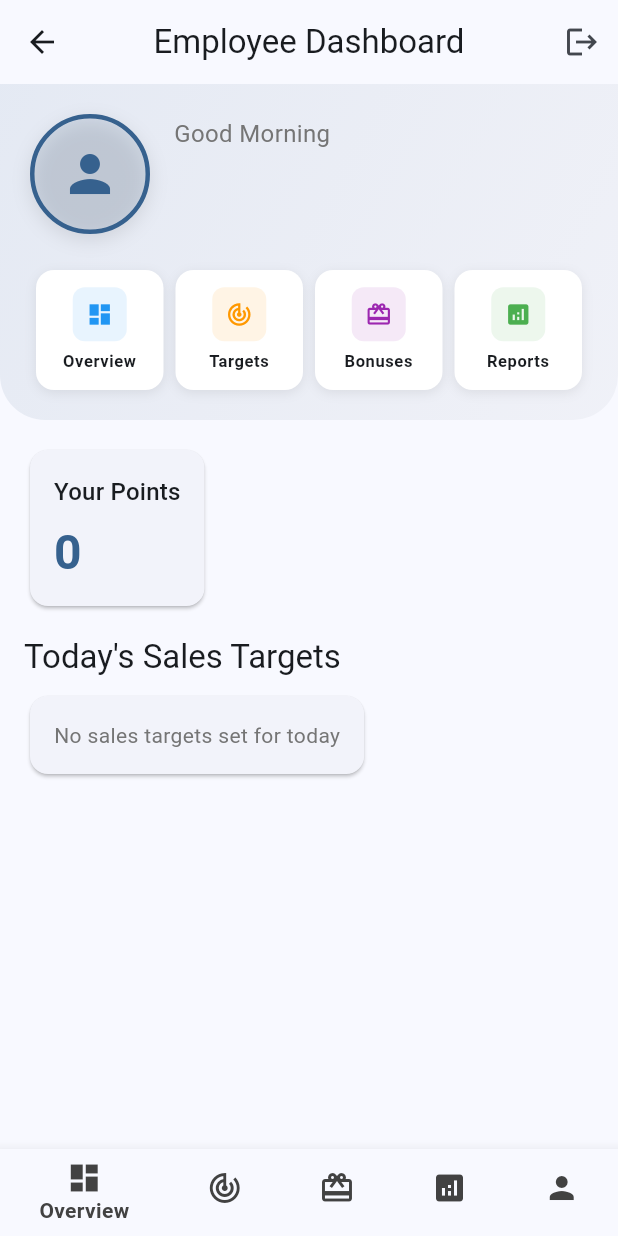
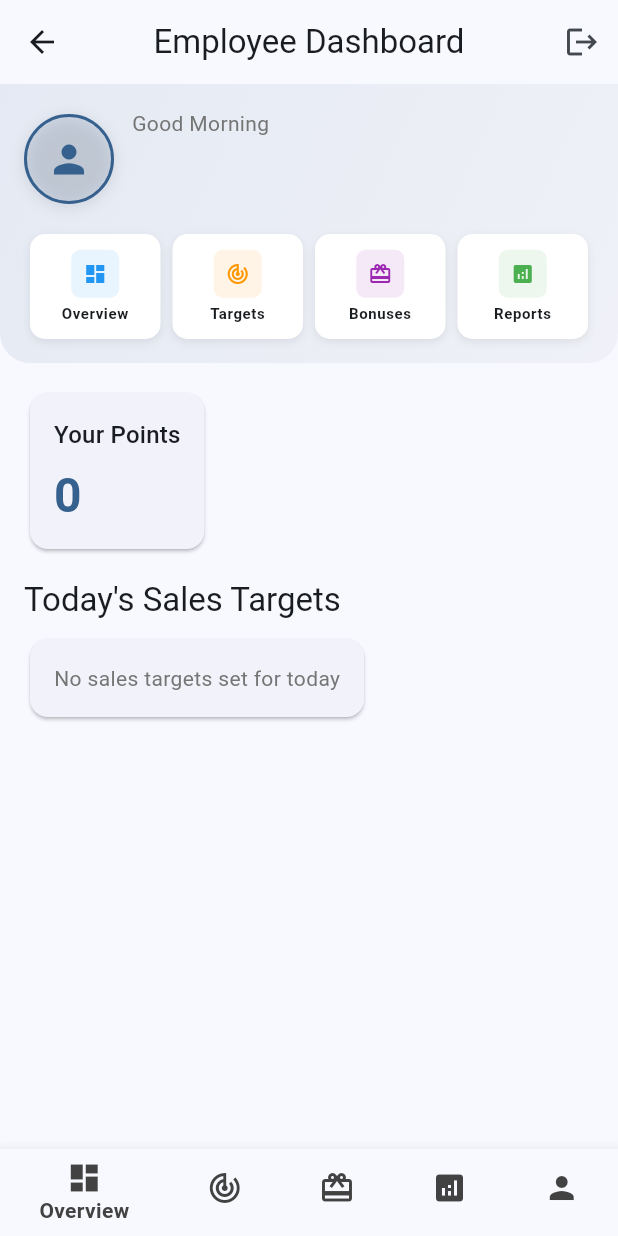
Before and after one commit to Kallikrist/Bonuses, a Flutter app: the EmployeeDashboard screen opened directly, on a phone screen of 412 x 824 dp. Run offline on Flutter 3.47's test engine with Material 3 defaults, Android fonts, the phone set to English and light mode, and no system bars; our stand-ins replace shared_preferences; accounts and stored records are empty.

Commit message:
fix: Make profile header more compact to prevent overflow
- Reduce padding and spacing in profile header
- Make profile picture smaller (60x60 instead of 80x80)
- Reduce action button height and icon sizes
- Optimize text sizes for better mobile layout
- Fix layout overflow issues

```diff
--- a/lib/widgets/profile_header_widget.dart
+++ b/lib/widgets/profile_header_widget.dart
@@ -19,7 +19,7 @@ class ProfileHeaderWidget extends StatelessWidget {
   @override
   Widget build(BuildContext context) {
     return Container(
-      padding: const EdgeInsets.all(20),
+      padding: const EdgeInsets.all(16),
       decoration: BoxDecoration(
         gradient: LinearGradient(
           begin: Alignment.topLeft,
@@ -30,15 +30,15 @@ class ProfileHeaderWidget extends StatelessWidget {
           ],
         ),
         borderRadius: const BorderRadius.only(
-          bottomLeft: Radius.circular(30),
-          bottomRight: Radius.circular(30),
+          bottomLeft: Radius.circular(20),
+          bottomRight: Radius.circular(20),
         ),
       ),
       child: Column(
         children: [
           // Profile Picture and Greeting
           _buildProfileSection(context),
-          const SizedBox(height: 24),
+          const SizedBox(height: 16),
 
           // Action Buttons Grid
           _buildActionButtonsGrid(context),
@@ -54,24 +54,24 @@ class ProfileHeaderWidget extends StatelessWidget {
         GestureDetector(
           onTap: onProfileTap,
           child: Container(
-            width: 80,
-            height: 80,
+            width: 60,
+            height: 60,
             decoration: BoxDecoration(
               shape: BoxShape.circle,
               border: Border.all(
                 color: Theme.of(context).colorScheme.primary,
-                width: 3,
+                width: 2,
               ),
               boxShadow: [
                 BoxShadow(
                   color: Colors.black.withOpacity(0.1),
-                  blurRadius: 10,
-                  offset: const Offset(0, 4),
+                  blurRadius: 8,
+                  offset: const Offset(0, 2),
                 ),
               ],
             ),
             child: CircleAvatar(
-              radius: 37,
+              radius: 28,
               backgroundColor: Theme.of(context).colorScheme.primary.withOpacity(0.1),
               backgroundImage: profileImageUrl != null
                   ? NetworkImage(profileImageUrl!)
@@ -79,14 +79,14 @@ class ProfileHeaderWidget extends StatelessWidget {
               child: profileImageUrl == null
                   ? Icon(
                       Icons.person,
-                      size: 40,
+                      size: 30,
                       color: Theme.of(context).colorScheme.primary,
                     )
                   : null,
             ),
           ),
         ),
-        const SizedBox(width: 16),
+        const SizedBox(width: 12),
 
         // Greeting and User Info
         Expanded(
@@ -97,13 +97,13 @@ class ProfileHeaderWidget extends StatelessWidget {
                 _getTimeBasedGreeting(),
                 style: Theme.of(context).textTheme.bodyMedium?.copyWith(
                   color: Colors.grey[600],
-                  fontSize: 16,
+                  fontSize: 14,
                 ),
               ),
-              const SizedBox(height: 4),
+              const SizedBox(height: 2),
               Text(
                 userName,
-                style: Theme.of(context).textTheme.headlineSmall?.copyWith(
+                style: Theme.of(context).textTheme.titleLarge?.copyWith(
                   fontWeight: FontWeight.bold,
                   color: Theme.of(context).colorScheme.onSurface,
                 ),
@@ -113,6 +113,7 @@ class ProfileHeaderWidget extends StatelessWidget {
                 userEmail,
                 style: Theme.of(context).textTheme.bodySmall?.copyWith(
                   color: Colors.grey[600],
+                  fontSize: 12,
                 ),
                 overflow: TextOverflow.ellipsis,
               ),
@@ -140,14 +141,14 @@ class ProfileHeaderWidget extends StatelessWidget {
     return GestureDetector(
       onTap: button.onTap,
       child: Container(
-        height: 80,
+        height: 70,
         decoration: BoxDecoration(
           color: Colors.white,
-          borderRadius: BorderRadius.circular(12),
+          borderRadius: BorderRadius.circular(10),
           boxShadow: [
             BoxShadow(
               color: Colors.black.withOpacity(0.08),
-              blurRadius: 6,
+              blurRadius: 4,
               offset: const Offset(0, 2),
             ),
           ],
@@ -156,25 +157,25 @@ class ProfileHeaderWidget extends StatelessWidget {
           mainAxisAlignment: MainAxisAlignment.center,
           children: [
             Container(
-              width: 36,
-              height: 36,
+              width: 32,
+              height: 32,
               decoration: BoxDecoration(
                 color: button.color.withOpacity(0.1),
-                borderRadius: BorderRadius.circular(8),
+                borderRadius: BorderRadius.circular(6),
               ),
               child: Icon(
                 button.icon,
                 color: button.color,
-                size: 18,
+                size: 16,
               ),
             ),
-            const SizedBox(height: 6),
+            const SizedBox(height: 4),
             Text(
               button.label,
               style: Theme.of(context).textTheme.bodySmall?.copyWith(
                 fontWeight: FontWeight.w600,
                 color: Theme.of(context).colorScheme.onSurface,
-                fontSize: 11,
+                fontSize: 10,
               ),
               textAlign: TextAlign.center,
               maxLines: 1,
```
